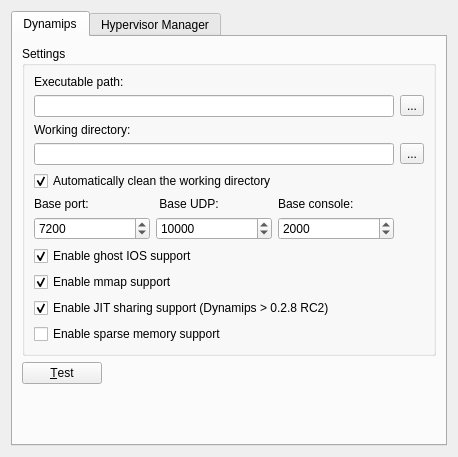
Old version of the form src/GNS3/Ui/ConfigurationPages/Form_PreferencesDynamips.ui in the repository GNS3/gns3-legacy.
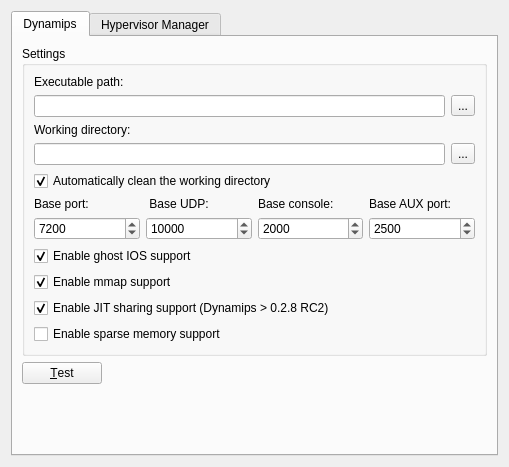
New version of the form.

Commit message: [*] Support for AUX port

```diff
--- a/src/GNS3/Ui/ConfigurationPages/Form_PreferencesDynamips.ui
+++ b/src/GNS3/Ui/ConfigurationPages/Form_PreferencesDynamips.ui
@@ -6,8 +6,8 @@
    <rect>
     <x>0</x>
     <y>0</y>
-    <width>458</width>
-    <height>457</height>
+    <width>509</width>
+    <height>467</height>
    </rect>
   </property>
   <property name="windowTitle">
@@ -43,10 +43,12 @@
             </property>
            </widget>
           </item>
-          <item row="1" column="0" colspan="3">
+          <item row="1" column="0" colspan="4">
+           <layout class="QHBoxLayout" name="horizontalLayout_2">
+            <item>
            <widget class="QLineEdit" name="dynamips_path"/>
           </item>
-          <item row="1" column="3">
+            <item>
            <widget class="QToolButton" name="dynamips_path_browser">
             <property name="text">
              <string>...</string>
@@ -56,6 +58,8 @@
             </property>
            </widget>
           </item>
+           </layout>
+          </item>
           <item row="2" column="0" colspan="2">
            <widget class="QLabel" name="label_2">
             <property name="text">
@@ -63,16 +67,20 @@
             </property>
            </widget>
           </item>
-          <item row="3" column="0" colspan="3">
+          <item row="3" column="0" colspan="4">
+           <layout class="QHBoxLayout" name="horizontalLayout">
+            <item>
            <widget class="QLineEdit" name="dynamips_workdir"/>
           </item>
-          <item row="3" column="3">
+            <item>
            <widget class="QToolButton" name="dynamips_workdir_browser">
             <property name="text">
              <string>...</string>
             </property>
            </widget>
           </item>
+           </layout>
+          </item>
           <item row="4" column="0" colspan="3">
            <widget class="QCheckBox" name="checkBoxClearWorkdir">
             <property name="text">
@@ -97,13 +105,20 @@
             </property>
            </widget>
           </item>
-          <item row="5" column="2" colspan="2">
+          <item row="5" column="2">
            <widget class="QLabel" name="label_7">
             <property name="text">
              <string>Base console:</string>
             </property>
            </widget>
           </item>
+          <item row="5" column="3">
+           <widget class="QLabel" name="label_9">
+            <property name="text">
+             <string>Base AUX port:</string>
+            </property>
+           </widget>
+          </item>
           <item row="6" column="0">
            <widget class="QSpinBox" name="dynamips_port">
             <property name="maximum">
@@ -134,6 +149,16 @@
             </property>
            </widget>
           </item>
+          <item row="6" column="3">
+           <widget class="QSpinBox" name="dynamips_baseAUX">
+            <property name="maximum">
+             <number>65535</number>
+            </property>
+            <property name="value">
+             <number>2500</number>
+            </property>
+           </widget>
+          </item>
           <item row="7" column="0" colspan="2">
            <widget class="QCheckBox" name="checkBoxGhosting">
             <property name="text">
```
Lines whose indentation alone changed are shown as unchanged. The commit also changes 42 other files.
